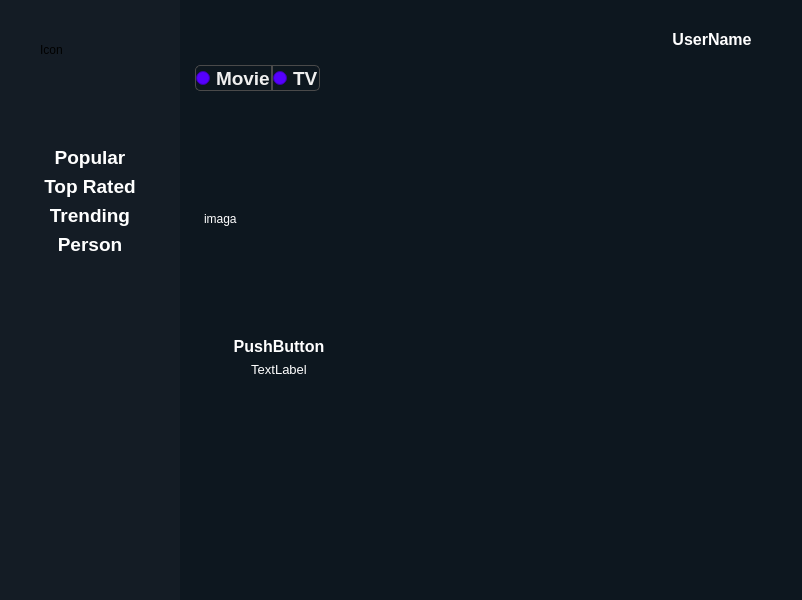
Qt form designer/form.ui (OleksiiMartseniuk/movie_desktop) before a commit.
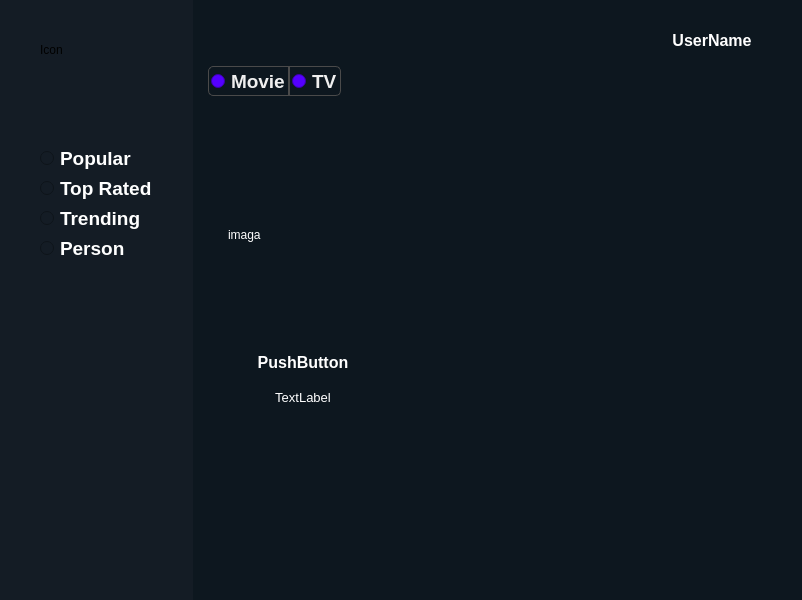
The same form after that commit.

Commit message: edit button menu

```diff
--- a/designer/form.ui
+++ b/designer/form.ui
@@ -28,7 +28,9 @@
 QPushButton#button_user:pressed {
 	color: rgb(85, 0, 255);
 }
-</string>
+QLineEdit#lineEdit_searh{
+	color: rgb(255, 255, 255);
+}</string>
   </property>
   <layout class="QGridLayout" name="gridLayout">
    <property name="leftMargin">
@@ -59,6 +61,24 @@
 }
 QPushButton:pressed {
 	color: rgb(85, 0, 255);
+}
+QRadioButton {
+	color: rgb(255, 255, 255);
+	border: none;
+}
+QRadioButton::indicator{
+    image: none;
+}
+QRadioButton::hover{
+    color: rgb(45, 202, 235);
+	border-left: 2px solid rgb(45, 202, 235);
+}
+QRadioButton::unchecked{
+   
+}
+QRadioButton::checked{
+	color: rgb(45, 202, 235);
+	border-left: 2px solid rgb(45, 202, 235);
 }</string>
      </property>
      <layout class="QVBoxLayout" name="verticalLayout_4">
@@ -107,7 +127,7 @@
        </spacer>
       </item>
       <item>
-       <widget class="QPushButton" name="button_populat">
+       <widget class="QRadioButton" name="radioButton_popular">
         <property name="font">
          <font>
           <pointsize>14</pointsize>
@@ -120,7 +140,10 @@
        </widget>
       </item>
       <item>
-       <widget class="QPushButton" name="button_top_rated">
+       <widget class="QRadioButton" name="radioButton_top_rated">
+        <property name="enabled">
+         <bool>true</bool>
+        </property>
         <property name="font">
          <font>
           <pointsize>14</pointsize>
@@ -130,10 +153,19 @@
         <property name="text">
          <string>Top Rated</string>
         </property>
+        <property name="checkable">
+         <bool>true</bool>
+        </property>
+        <property name="checked">
+         <bool>false</bool>
+        </property>
        </widget>
       </item>
       <item>
-       <widget class="QPushButton" name="button_tremding">
+       <widget class="QRadioButton" name="radioButton_trending">
+        <property name="enabled">
+         <bool>true</bool>
+        </property>
         <property name="font">
          <font>
           <pointsize>14</pointsize>
@@ -146,7 +178,7 @@
        </widget>
       </item>
       <item>
-       <widget class="QPushButton" name="button_person">
+       <widget class="QRadioButton" name="radioButton_person">
         <property name="font">
          <font>
           <pointsize>14</pointsize>
@@ -196,7 +228,16 @@
       </spacer>
      </item>
      <item>
-      <widget class="QLineEdit" name="lineEdit_searh"/>
+      <widget class="QLineEdit" name="lineEdit_searh">
+       <property name="font">
+        <font>
+         <pointsize>12</pointsize>
+        </font>
+       </property>
+       <property name="maxLength">
+        <number>50</number>
+       </property>
+      </widget>
      </item>
      <item>
       <widget class="QPushButton" name="button_user">
@@ -249,6 +290,7 @@
 QRadioButton {
 	background-color: rgb(85, 0, 255);
 	color: rgb(239, 239, 239);
+	padding: 2px;
 }
 QRadioButton::indicator
 {
@@ -325,13 +367,20 @@
            <rect>
             <x>0</x>
             <y>0</y>
-            <width>598</width>
-            <height>489</height>
+            <width>591</width>
+            <height>482</height>
            </rect>
           </property>
-          <layout class="QGridLayout" name="gridLayout_2">
-           <item row="0" column="0">
-            <layout class="QVBoxLayout" name="verticalLayout_card">
+          <widget class="QWidget" name="cart" native="true">
+           <property name="geometry">
+            <rect>
+             <x>20</x>
+             <y>20</y>
+             <width>168</width>
+             <height>295</height>
+            </rect>
+           </property>
+           <layout class="QVBoxLayout" name="verticalLayout_2">
              <item>
               <widget class="QLabel" name="cart_image">
                <property name="minimumSize">
@@ -397,34 +446,7 @@
               </widget>
              </item>
             </layout>
-           </item>
-           <item row="0" column="1">
-            <spacer name="horizontalSpacer_3">
-             <property name="orientation">
-              <enum>Qt::Horizontal</enum>
-             </property>
-             <property name="sizeHint" stdset="0">
-              <size>
-               <width>40</width>
-               <height>20</height>
-              </size>
-             </property>
-            </spacer>
-           </item>
-           <item row="1" column="0">
-            <spacer name="verticalSpacer_9">
-             <property name="orientation">
-              <enum>Qt::Vertical</enum>
-             </property>
-             <property name="sizeHint" stdset="0">
-              <size>
-               <width>20</width>
-               <height>40</height>
-              </size>
-             </property>
-            </spacer>
-           </item>
-          </layout>
+          </widget>
          </widget>
         </widget>
        </item>
```
Left out of the diff: 22 changed lines with no effect on the pictures. Lines whose indentation alone changed are shown as unchanged.
